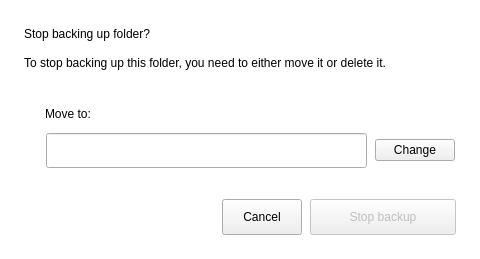
Above: src/MEGASync/syncs/gui/Backups/ui/ChooseMoveBackupFolderErrorDialog.ui from meganz/MEGAsync before the change. Below: the same form after it.
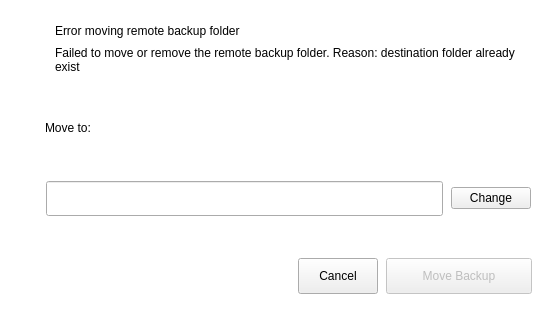
That is the form after the change. Icons and pictures are not drawn.

Commit message: SNC-6067. Added dialog literals, updated layout.

Patch:
```diff
--- a/src/MEGASync/syncs/gui/Backups/ui/ChooseMoveBackupFolderErrorDialog.ui
+++ b/src/MEGASync/syncs/gui/Backups/ui/ChooseMoveBackupFolderErrorDialog.ui
@@ -6,14 +6,14 @@
    <rect>
     <x>0</x>
     <y>0</y>
-    <width>658</width>
-    <height>350</height>
+    <width>556</width>
+    <height>325</height>
    </rect>
   </property>
   <property name="minimumSize">
    <size>
-    <width>536</width>
-    <height>350</height>
+    <width>0</width>
+    <height>0</height>
    </size>
   </property>
   <property name="windowTitle">
@@ -35,99 +35,83 @@
   <property name="TOKENIZED" stdset="0">
    <bool>true</bool>
   </property>
-  <layout class="QVBoxLayout" name="verticalLayout_7">
-   <property name="spacing">
-    <number>30</number>
-   </property>
-   <property name="sizeConstraint">
-    <enum>QLayout::SetFixedSize</enum>
-   </property>
+  <layout class="QVBoxLayout" name="verticalLayout" stretch="0,1,1">
    <property name="leftMargin">
     <number>24</number>
    </property>
    <property name="topMargin">
-    <number>27</number>
+    <number>24</number>
    </property>
    <property name="rightMargin">
     <number>24</number>
    </property>
    <property name="bottomMargin">
+    <number>31</number>
+   </property>
+   <item>
+    <layout class="QHBoxLayout" name="horizontalLayout_5" stretch="0,1">
+     <property name="spacing">
     <number>24</number>
    </property>
    <item>
-    <layout class="QVBoxLayout" name="verticalLayout_4">
-     <property name="spacing">
-      <number>15</number>
-     </property>
+      <widget class="QLabel" name="labelFolderIcon">
+       <property name="minimumSize">
+        <size>
+         <width>0</width>
+         <height>0</height>
+        </size>
+       </property>
+       <property name="maximumSize">
+        <size>
+         <width>96</width>
+         <height>96</height>
+        </size>
+       </property>
+       <property name="text">
+        <string/>
+       </property>
+       <property name="pixmap">
+        <pixmap resource="../../../../gui/Resources_common.qrc">:/images/alert-triangle-small.png</pixmap>
+       </property>
+      </widget>
+     </item>
      <item>
+      <layout class="QVBoxLayout" name="verticalLayout_4" stretch="0,1">
+       <property name="spacing">
+        <number>8</number>
+       </property>
+       <property name="topMargin">
+        <number>0</number>
+       </property>
+       <item alignment="Qt::AlignTop">
       <widget class="QLabel" name="lTitle">
-       <property name="sizePolicy">
-        <sizepolicy hsizetype="Preferred" vsizetype="Fixed">
-         <horstretch>0</horstretch>
-         <verstretch>0</verstretch>
-        </sizepolicy>
-       </property>
-       <property name="minimumSize">
-        <size>
-         <width>432</width>
-         <height>0</height>
-        </size>
+         <property name="styleSheet">
+          <string notr="true"/>
        </property>
        <property name="text">
-        <string>Stop backing up folder?</string>
-       </property>
-       <property name="semibold" stdset="0">
-        <bool>false</bool>
-       </property>
-       <property name="font-size" stdset="0">
+          <string>Error moving remote backup folder</string>
+         </property>
+         <property name="dimension" stdset="0">
         <string notr="true">label-2</string>
        </property>
-      </widget>
-     </item>
-     <item>
-      <widget class="QLabel" name="lSecondaryText">
-       <property name="sizePolicy">
-        <sizepolicy hsizetype="Preferred" vsizetype="Fixed">
-         <horstretch>0</horstretch>
-         <verstretch>0</verstretch>
-        </sizepolicy>
-       </property>
-       <property name="minimumSize">
-        <size>
-         <width>432</width>
-         <height>0</height>
-        </size>
-       </property>
+         <property name="semibold" stdset="0">
+          <bool>true</bool>
+         </property>
+        </widget>
+       </item>
+       <item alignment="Qt::AlignTop">
+        <widget class="QLabel" name="lDescription">
        <property name="text">
-        <string>To stop backing up this folder, you need to either move it or delete it.</string>
+          <string>Failed to move or remove the remote backup folder. Reason: destination folder already exist</string>
        </property>
        <property name="wordWrap">
         <bool>true</bool>
        </property>
-      </widget>
-     </item>
-    </layout>
-   </item>
-   <item>
-    <layout class="QVBoxLayout" name="verticalLayout_6">
-     <item>
-      <layout class="QVBoxLayout" name="verticalLayout_5">
-       <property name="spacing">
-        <number>16</number>
-       </property>
-       <item>
-        <layout class="QVBoxLayout" name="verticalLayout_2">
-         <property name="spacing">
-          <number>13</number>
-         </property>
-         <item>
-          <layout class="QHBoxLayout" name="horizontalLayout_3">
-           <property name="leftMargin">
-            <number>22</number>
-           </property>
-           <property name="rightMargin">
-            <number>0</number>
-           </property>
+         <property name="font-size" stdset="0">
+          <string notr="true">body-2</string>
+         </property>
+        </widget>
+       </item>
           </layout>
          </item>
         </layout>
@@ -247,24 +231,6 @@
          </layout>
         </widget>
        </item>
-      </layout>
-     </item>
-     <item>
-      <layout class="QVBoxLayout" name="verticalLayout">
-       <property name="spacing">
-        <number>13</number>
-       </property>
-       <item>
-        <layout class="QHBoxLayout" name="horizontalLayout_4">
-         <property name="leftMargin">
-          <number>22</number>
-         </property>
-        </layout>
-       </item>
-      </layout>
-     </item>
-    </layout>
-   </item>
    <item>
     <layout class="QHBoxLayout" name="horizontalLayout_2">
      <property name="spacing">
@@ -341,11 +307,7 @@
         <cursorShape>PointingHandCursor</cursorShape>
        </property>
        <property name="text">
-        <string>Stop backup</string>
-       </property>
-       <property name="icon">
-        <iconset resource="../../../../gui/Resources_common.qrc">
-         <normaloff>:/mega_medium_thin_outline</normaloff>:/mega_medium_thin_outline</iconset>
+        <string>Move Backup</string>
        </property>
        <property name="default">
         <bool>true</bool>
```
Lines whose indentation alone changed are shown as unchanged.
